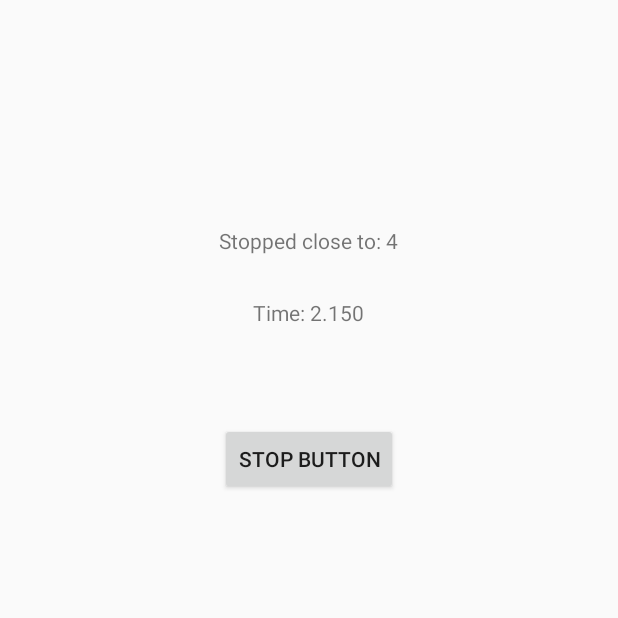
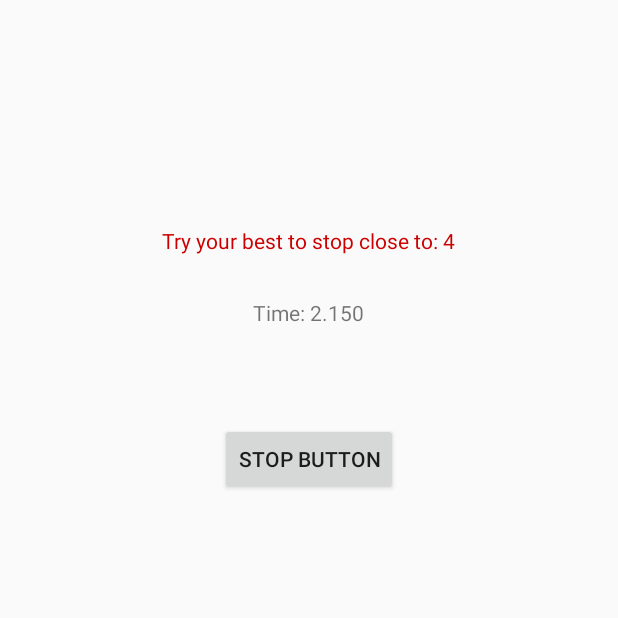
Before and after one commit to mondwan/android-iems5722-partytime, an Android app: the screen it shows after launch (StopwatchActivity), after a tap on "STOP WATCH", on a phone screen of 412 x 824 dp, the top half of it. Run offline under Robolectric (Android 15) with nearby library versions, the phone set to English and light mode, and no system bars; libraries missing offline, so code that uses them is left out: com.esotericsoftware.kryo, com.esotericsoftware.kryonet.

Commit message:
Update stopwatch GUI and descr

```diff
--- a/app/src/main/java/com/iems5722/partytime/StopwatchActivity.java
+++ b/app/src/main/java/com/iems5722/partytime/StopwatchActivity.java
@@ -85,7 +85,7 @@ public class StopwatchActivity extends PortraitOnlyActivity {
         p3ScoreView = (TextView) this.findViewById(R.id.p3ScoreView);
         p4ScoreView = (TextView) this.findViewById(R.id.p4ScoreView);
         // init
-        instructionView.setText("Stopped close to: " + initRandtime() / 1000);
+        instructionView.setText("Try your best to stop close to: " + initRandtime() / 1000);
         setScoreTable();
 
         String timeShow = "";
--- a/app/src/main/res/layout/activity_stopwatch.xml
+++ b/app/src/main/res/layout/activity_stopwatch.xml
@@ -41,7 +41,8 @@
         android:id="@+id/instructionView"
         android:layout_alignBottom="@+id/timeView"
         android:layout_centerHorizontal="true"
-        android:layout_marginBottom="48dp" />
+        android:layout_marginBottom="48dp"
+        android:textColor="@android:color/holo_red_dark" />
 
     <TextView
         android:layout_width="wrap_content"
```
